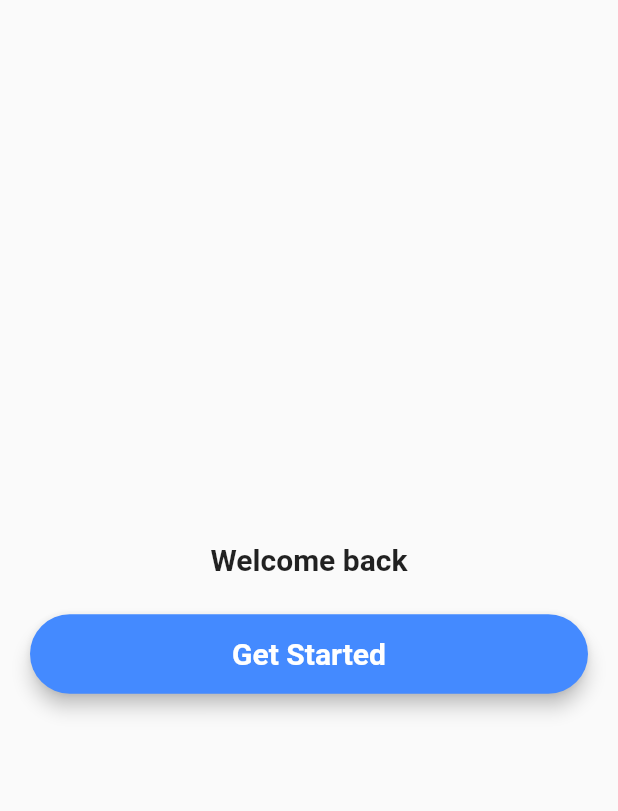
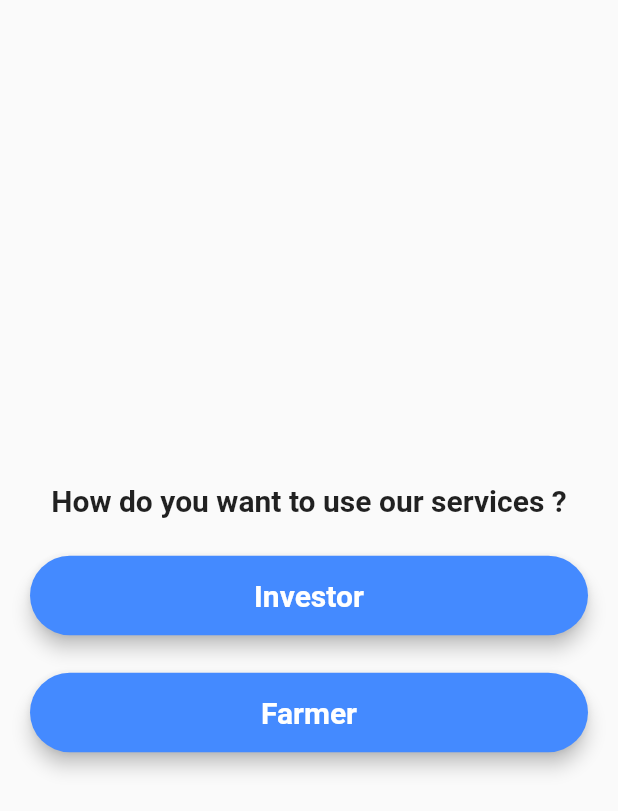
Before and after one commit to Waseem-Mosam/farm_app, a Flutter app: the screen it shows after launch, on a phone screen of 412 x 824 dp. Shown: the top 811 px of the screen. Run offline on Flutter 3.47's test engine with Material 2 defaults, Android fonts, the phone set to English and light mode, and no system bars.

Commit message:
Role screen done

```diff
--- a/lib/main.dart
+++ b/lib/main.dart
@@ -1,4 +1,5 @@
 import 'package:farm_app/screens/login_screen.dart';
+import 'package:farm_app/screens/role_screen.dart';
 import 'package:farm_app/screens/welcome_screen.dart';
 import 'package:flutter/material.dart';
 
@@ -18,7 +19,7 @@ class MyApp extends StatelessWidget {
 
         primarySwatch: Colors.blue,
       ),
-      home: WelcomeScreen(),
+      home: RoleScreen(),
     );
   }
 }
--- /dev/null
+++ b/lib/screens/role_screen.dart
@@ -0,0 +1,71 @@
+import 'package:flutter/material.dart';
+
+import 'login_screen.dart';
+
+class RoleScreen extends StatefulWidget {
+  const RoleScreen({Key? key}) : super(key: key);
+
+  @override
+  State<RoleScreen> createState() => _RoleScreenState();
+}
+
+class _RoleScreenState extends State<RoleScreen> {
+  @override
+  Widget build(BuildContext context) {
+
+    final investorButton = Material(
+      elevation: 5,
+      borderRadius: BorderRadius.circular(30),
+      color: Colors.blueAccent,
+      child: MaterialButton(
+        padding: EdgeInsets.fromLTRB(20, 15,20, 15),
+        minWidth: MediaQuery.of(context).size.width,
+        onPressed: (){
+          Navigator.push(context, MaterialPageRoute(builder: (context) => LoginScreen()));
+        },
+        child: Text("Investor", textAlign: TextAlign.center,
+          style: TextStyle(fontSize: 20,
+              color: Colors.white,
+              fontWeight: FontWeight.bold),),
+      ),
+    );
+
+    final farmerButton = Material(
+      elevation: 5,
+      borderRadius: BorderRadius.circular(30),
+      color: Colors.blueAccent,
+      child: MaterialButton(
+        padding: EdgeInsets.fromLTRB(20, 15,20, 15),
+        minWidth: MediaQuery.of(context).size.width,
+        onPressed: (){
+          Navigator.push(context, MaterialPageRoute(builder: (context) => LoginScreen()));
+        },
+        child: Text("Farmer", textAlign: TextAlign.center,
+          style: TextStyle(fontSize: 20,
+              color: Colors.white,
+              fontWeight: FontWeight.bold),),
+      ),
+    );
+    return Scaffold(
+      body:Center(
+        child: Padding(
+          padding: EdgeInsets.all(20),
+          child: Column(
+            mainAxisAlignment: MainAxisAlignment.center,
+            crossAxisAlignment: CrossAxisAlignment.center,
+            children: <Widget>[
+              Text(
+                "How do you want to use our services ?",
+                style: TextStyle(fontSize: 20, fontWeight: FontWeight.bold),
+              ),
+              SizedBox(height: 25 ,),
+              investorButton,
+              SizedBox(height: 25 ,),
+              farmerButton,
+            ],
+          ),
+        ),
+      ) ,
+    );
+  }
+}
```
